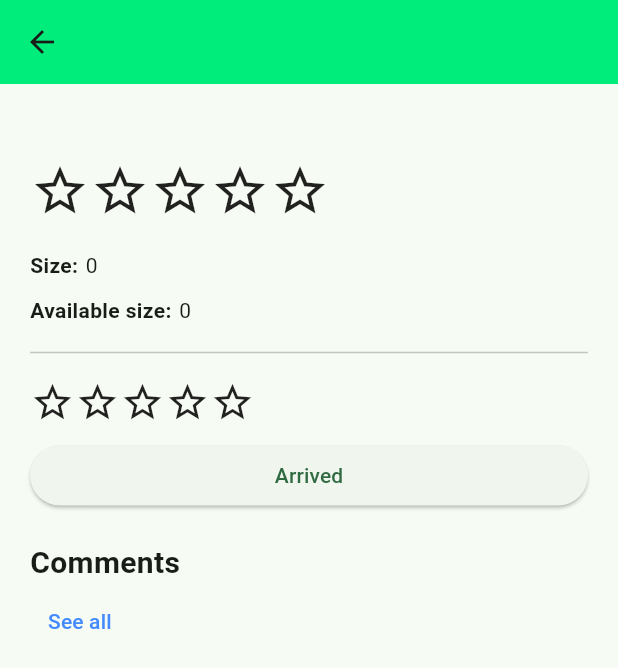
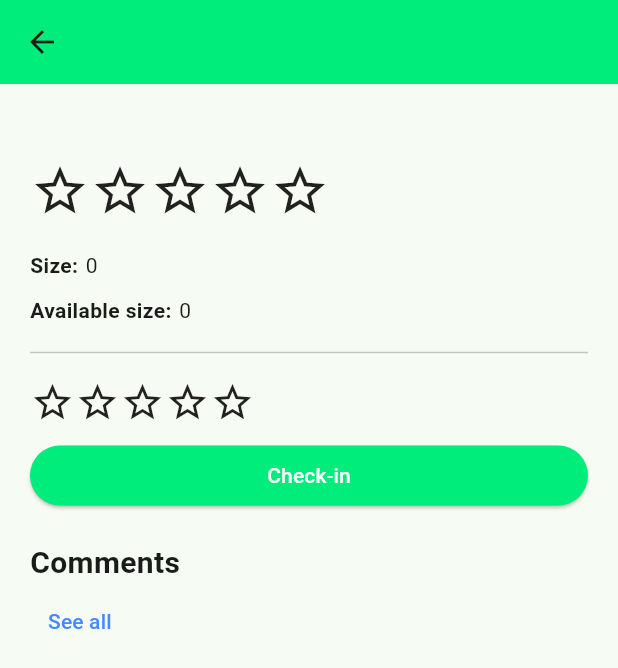
Before and after one commit to 3manwill/safe_places_app, a Flutter app: the PlaceScreen screen opened directly with empty values, on a phone screen of 412 x 824 dp. Shown: the top 668 px of the screen. Run offline on Flutter 3.47's test engine with Material 3 defaults, Android fonts, the phone set to English and light mode, and no system bars; drawn by our look-alikes of flutter_rating_bar; our stand-ins replace flutter_map, flutter_secure_storage, geolocator, hexcolor, latlong2, photo_view; accounts and stored records are empty.

Commit message:
handle check in requests

```diff
--- a/lib/widgets/place/arrived_button.dart
+++ b/lib/widgets/place/arrived_button.dart
@@ -13,9 +13,18 @@ import 'package:safe_places_app/services/token_services.dart';
 import 'package:safe_places_app/widgets/place/cancel_arrived_button.dart';
 
 final _statusString = {
-  UserExistsStatus.pending: 'Waiting confirm booking place',
-  UserExistsStatus.accepted: 'Accepted Booking place',
-  UserExistsStatus.rejected: 'Rejected Booking place',
+  UserExistsStatus.pending: {
+    'text': 'Pending',
+    'color': Colors.blueAccent,
+  },
+  UserExistsStatus.accepted: {
+    'text': 'Accepted Booking place',
+    'color': Colors.green,
+  },
+  UserExistsStatus.rejected: {
+    'text': 'Rejected Booking place',
+    'color': Colors.red,
+  },
 };
 
 class ArrivedButton extends StatefulWidget {
@@ -50,6 +59,14 @@ class _ArrivedButtonState extends State<ArrivedButton> {
           tokenServices.removeToken();
           Navigator.of(context).pushReplacementNamed(LoginScreen.route);
 
+        }
+      }
+      else if (map.containsKey('message')){
+        final snakbar = SnackBar(content: Text(map['message'] as String), action: SnackBarAction(label: 'Close', onPressed: (){
+          ScaffoldMessenger.of(context).hideCurrentSnackBar();
+        },),);
+        if (context.mounted){
+          ScaffoldMessenger.of(context).showSnackBar(snakbar);
         }
       }
     }
@@ -91,7 +108,8 @@ class _ArrivedButtonState extends State<ArrivedButton> {
           Expanded(
             child: Center(
               child: Text(
-                _statusString[place.existsStatus]!,
+                _statusString[place.existsStatus]!['text'] as String,
+                style: TextStyle(color: _statusString[place.existsStatus]!['color'] as Color),
               ),
             ),
           )
@@ -100,10 +118,11 @@ class _ArrivedButtonState extends State<ArrivedButton> {
     }
 
     return ElevatedButton(
+      style: ElevatedButton.styleFrom(backgroundColor: Theme.of(context).primaryColor, foregroundColor: Colors.white),
       onPressed: () {
         arrivedRequest(place.id,context);
       },
-      child: const Text('Arrived'),
+      child: const Text('Check-in'),
     );
   }
 }
```
